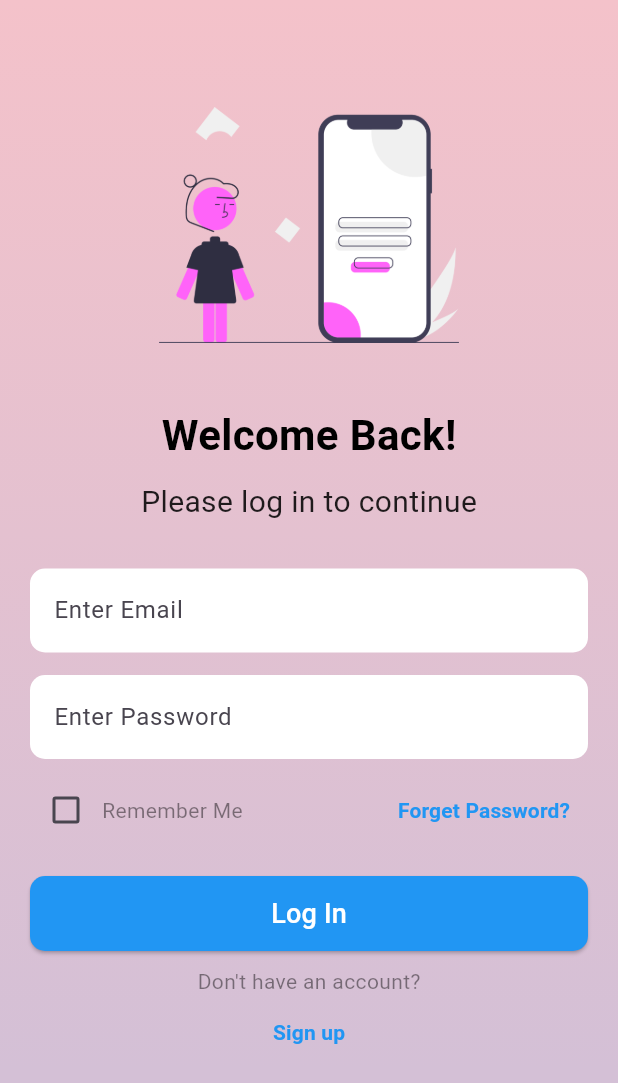
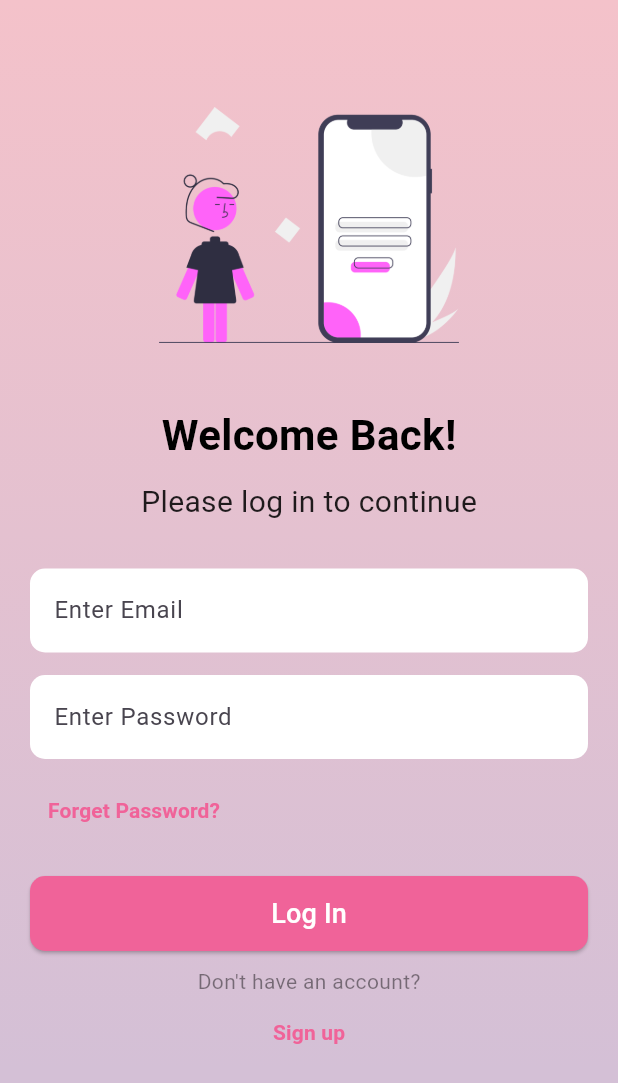
Before and after one commit to sakith71/AuraBloom, a Flutter app: the screen it shows after launch, on a phone screen of 412 x 824 dp. Shown: the top 1083 px of the screen. Run offline on Flutter 3.47's test engine with Material 3 defaults, Android fonts, the phone set to English and light mode, and no system bars; our stand-ins replace cloud_firestore, firebase_auth, firebase_core, firebase_storage, image_picker, shared_preferences; accounts and stored records are empty; network calls fail.

Commit message:
change UI
change UI colour on login page, register pages and all user details pages

```diff
--- a/frontend/lib/widgets/login-form.dart
+++ b/frontend/lib/widgets/login-form.dart
@@ -17,7 +17,6 @@ class _LoginFormState extends State<LoginForm> {
   final _emailController = TextEditingController();
   final _passwordController = TextEditingController();
   final _formKey = GlobalKey<FormState>();
-  bool _rememberMe = false;
   bool _isLoading = false;
 
   @override
@@ -61,29 +60,6 @@ class _LoginFormState extends State<LoginForm> {
           _isLoading = false;
         });
       }
-      // // Show loading indicator
-      // ScaffoldMessenger.of(context).showSnackBar(
-      //   SnackBar(
-      //     content: Text(
-      //       _rememberMe ? "Logging In with Remember Me..." : "Logging In...",
-      //     ),
-      //     duration: const Duration(seconds: 1), // Shorter duration
-      //   ),
-      // );
-
-      // // Navigate to HomeScreen after brief delay to show loading
-      // Future.delayed(const Duration(seconds: 1), () {
-      //   Navigator.pushReplacement(
-      //     // Use pushReplacement to prevent going back to login
-      //     context,
-      //     MaterialPageRoute(
-      //       builder:
-      //           (context) => HomeScreen(
-      //             selectedDates: <String>{}, // Pass empty set for now
-      //           ),
-      //     ),
-      //   );
-      // });
     }
   }
 
@@ -133,22 +109,6 @@ class _LoginFormState extends State<LoginForm> {
             child: Row(
               mainAxisAlignment: MainAxisAlignment.spaceBetween,
               children: [
-                Row(
-                  children: [
-                    Checkbox(
-                      value: _rememberMe,
-                      onChanged: (value) {
-                        setState(() {
-                          _rememberMe = value ?? false;
-                        });
-                      },
-                    ),
-                    const Text(
-                      'Remember Me',
-                      style: TextStyle(color: Colors.black45),
-                    ),
-                  ],
-                ),
                 TextButton(
                   onPressed: () {
                     showDialog(
@@ -159,7 +119,7 @@ class _LoginFormState extends State<LoginForm> {
                   child: const Text(
                     'Forget Password?',
                     style: TextStyle(
-                      color: Colors.blue,
+                      color:Color.fromARGB(255, 240, 99, 153),
                       fontWeight: FontWeight.bold,
                     ),
                   ),
@@ -176,7 +136,7 @@ class _LoginFormState extends State<LoginForm> {
               child: ElevatedButton(
                 onPressed: _isLoading ? null : () => _handleLogin(context),
                 style: ElevatedButton.styleFrom(
-                  backgroundColor: Colors.blue,
+                  backgroundColor:Color.fromARGB(255, 240, 99, 153),
                   shape: RoundedRectangleBorder(
                     borderRadius: BorderRadius.circular(10),
                   ),
@@ -205,7 +165,7 @@ class _LoginFormState extends State<LoginForm> {
             },
             child: const Text(
               'Sign up',
-              style: TextStyle(color: Colors.blue, fontWeight: FontWeight.bold),
+              style: TextStyle(color:Color.fromARGB(255, 240, 99, 153), fontWeight: FontWeight.bold),
             ),
           ),
         ],
--- a/frontend/lib/widgets/navigation-buttons.dart
+++ b/frontend/lib/widgets/navigation-buttons.dart
@@ -40,7 +40,7 @@ class NavigationButton extends StatelessWidget {
 
   Color _getBackgroundColor() {
     if (!isEnabled) return Colors.grey.shade300;
-    return isNext ? Colors.blue : Colors.white;
+    return isNext ? const Color.fromARGB(255, 240, 99, 153) : Colors.white;
   }
 
   Color _getTextColor() {
--- a/frontend/lib/widgets/signup-button.dart
+++ b/frontend/lib/widgets/signup-button.dart
@@ -21,7 +21,7 @@ class SignUpButton extends StatelessWidget {
       child: ElevatedButton(
         onPressed: onPressed,
         style: ElevatedButton.styleFrom(
-          backgroundColor: backgroundColor ?? Colors.blue,
+          backgroundColor: backgroundColor ?? const Color.fromARGB(255, 240, 99, 153),
           padding: const EdgeInsets.symmetric(vertical: 16),
           shape: RoundedRectangleBorder(
             borderRadius: BorderRadius.circular(12),
```
Also changed, not shown: frontend/lib/screens/additional-symptoms-screen.dart (+5 -5 lines), frontend/lib/screens/menstrual-symptoms-screen.dart (+5 -5 lines).
